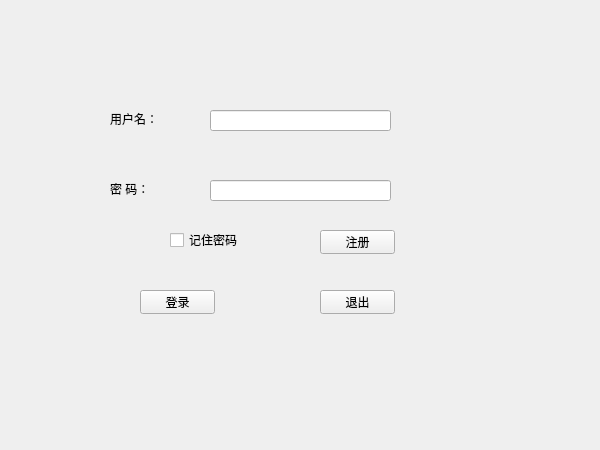
Before: the Qt Designer form frm_login.ui in zhongjf25/Airline-Reservation-System, drawn with Qt 5.
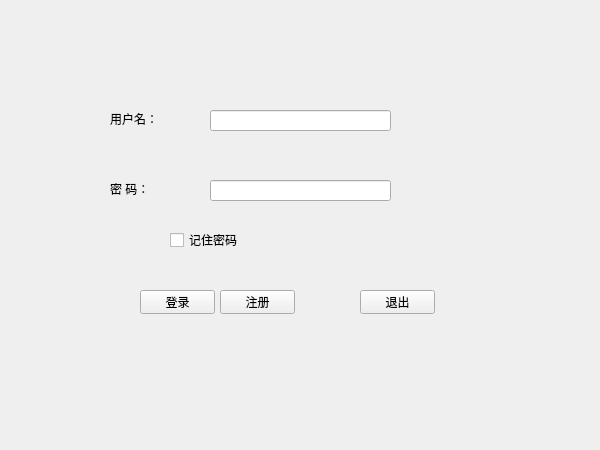
After: the same form once the commit is applied.

```diff
--- a/frm_login.ui
+++ b/frm_login.ui
@@ -29,7 +29,7 @@
   <widget class="QPushButton" name="btn_Exit">
    <property name="geometry">
     <rect>
-     <x>320</x>
+     <x>360</x>
      <y>290</y>
      <width>75</width>
      <height>24</height>
@@ -91,8 +91,8 @@
   <widget class="QPushButton" name="btn_register">
    <property name="geometry">
     <rect>
-     <x>320</x>
-     <y>230</y>
+     <x>220</x>
+     <y>290</y>
      <width>75</width>
      <height>24</height>
     </rect>
```
